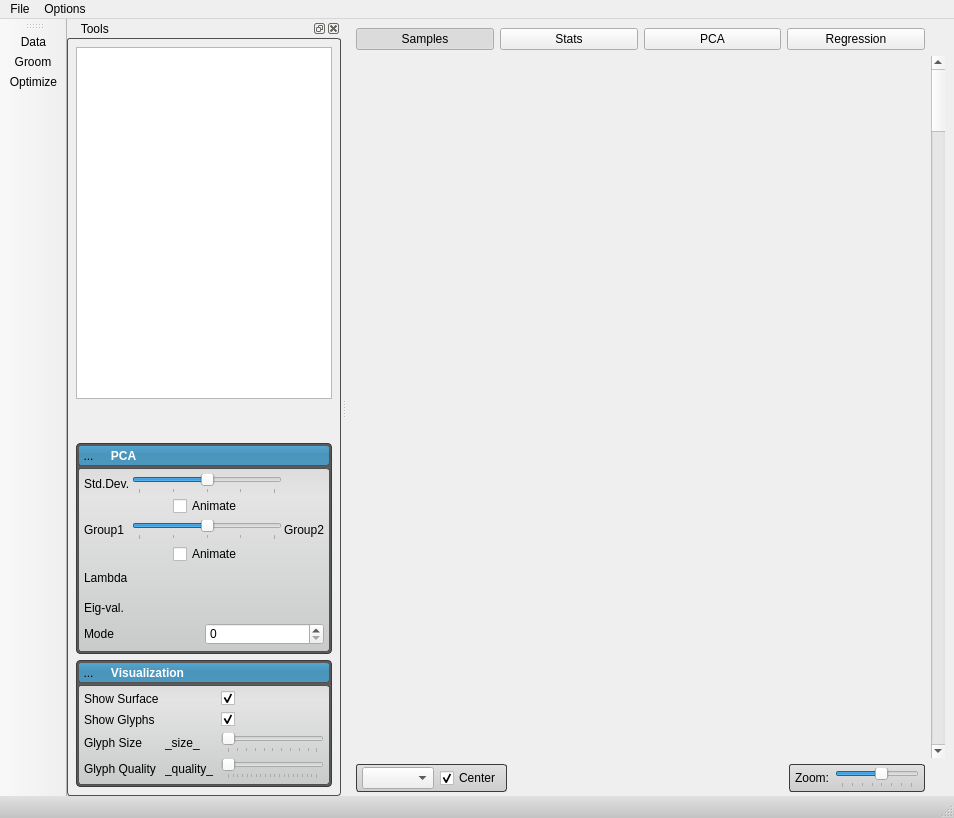
Old version of the form src/Application/ShapeWorksStudioApp.ui in the repository SCIInstitute/ShapeWorks.
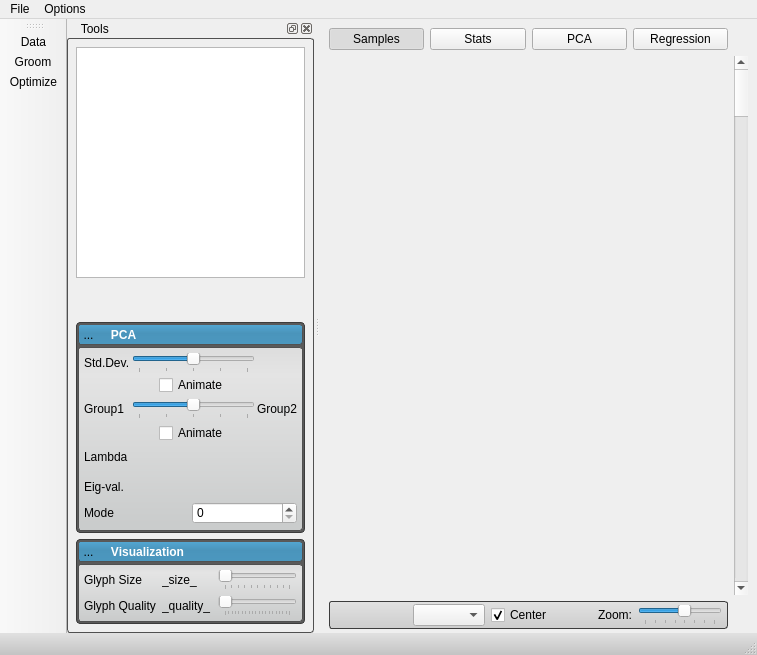
New version of the form. Icons and pictures are not drawn. Custom widgets are drawn as their Qt base class.

Commit message: Moving to toolbar buttons.

The edit to the form file:
```diff
--- a/src/Application/ShapeWorksStudioApp.ui
+++ b/src/Application/ShapeWorksStudioApp.ui
@@ -6,8 +6,8 @@
    <rect>
     <x>0</x>
     <y>0</y>
-    <width>954</width>
-    <height>818</height>
+    <width>757</width>
+    <height>655</height>
    </rect>
   </property>
   <property name="windowTitle">
@@ -397,7 +397,7 @@
      </widget>
     </item>
     <item row="2" column="0">
-     <layout class="QHBoxLayout" name="horizontalLayout" stretch="0,1,0">
+     <layout class="QHBoxLayout" name="horizontalLayout" stretch="0">
       <item>
        <widget class="QWidget" name="control_widget" native="true">
         <property name="sizePolicy">
@@ -422,6 +422,99 @@
          <property name="bottomMargin">
           <number>3</number>
          </property>
+         <item>
+          <widget class="QToolButton" name="auto_view_button">
+           <property name="minimumSize">
+            <size>
+             <width>20</width>
+             <height>20</height>
+            </size>
+           </property>
+           <property name="maximumSize">
+            <size>
+             <width>20</width>
+             <height>20</height>
+            </size>
+           </property>
+           <property name="toolTip">
+            <string>Autoview</string>
+           </property>
+           <property name="text">
+            <string/>
+           </property>
+           <property name="icon">
+            <iconset resource="../Resources/ShapeWorksStudio.qrc">
+             <normaloff>:/Studio/Images/AutoViewOff.png</normaloff>
+             <normalon>:/Studio/Images/AutoView.png</normalon>:/Studio/Images/AutoViewOff.png</iconset>
+           </property>
+           <property name="checkable">
+            <bool>false</bool>
+           </property>
+          </widget>
+         </item>
+         <item>
+          <widget class="QToolButton" name="glyphs_visible_button">
+           <property name="minimumSize">
+            <size>
+             <width>20</width>
+             <height>20</height>
+            </size>
+           </property>
+           <property name="maximumSize">
+            <size>
+             <width>20</width>
+             <height>20</height>
+            </size>
+           </property>
+           <property name="toolTip">
+            <string>Show this slice in volume viewer</string>
+           </property>
+           <property name="icon">
+            <iconset resource="../Resources/ShapeWorksStudio.qrc">
+             <normaloff>:/Studio/Images/VisibleOff.png</normaloff>
+             <normalon>:/Studio/Images/Visible.png</normalon>:/Studio/Images/VisibleOff.png</iconset>
+           </property>
+           <property name="checkable">
+            <bool>true</bool>
+           </property>
+           <property name="checked">
+            <bool>true</bool>
+           </property>
+          </widget>
+         </item>
+         <item>
+          <widget class="QToolButton" name="surface_visible_button">
+           <property name="minimumSize">
+            <size>
+             <width>20</width>
+             <height>20</height>
+            </size>
+           </property>
+           <property name="maximumSize">
+            <size>
+             <width>20</width>
+             <height>20</height>
+            </size>
+           </property>
+           <property name="toolTip">
+            <string>Show isosurface</string>
+           </property>
+           <property name="text">
+            <string/>
+           </property>
+           <property name="icon">
+            <iconset resource="../Resources/ShapeWorksStudio.qrc">
+             <normaloff>:/Studio/Images/IsosurfaceVisibleOff.png</normaloff>
+             <normalon>:/Studio/Images/IsosurfaceVisible.png</normalon>:/Studio/Images/IsosurfaceVisibleOff.png</iconset>
+           </property>
+           <property name="checkable">
+            <bool>true</bool>
+           </property>
+           <property name="checked">
+            <bool>true</bool>
+           </property>
+          </widget>
+         </item>
          <item>
           <widget class="QComboBox" name="view_mode_combobox"/>
          </item>
@@ -435,46 +528,19 @@
            </property>
           </widget>
          </item>
-        </layout>
-       </widget>
-      </item>
-      <item>
-       <spacer name="horizontalSpacer">
-        <property name="orientation">
-         <enum>Qt::Horizontal</enum>
-        </property>
-        <property name="sizeHint" stdset="0">
-         <size>
-          <width>40</width>
-          <height>20</height>
-         </size>
-        </property>
-       </spacer>
-      </item>
-      <item>
-       <widget class="QWidget" name="zoomWidget" native="true">
-        <property name="sizePolicy">
-         <sizepolicy hsizetype="Minimum" vsizetype="MinimumExpanding">
-          <horstretch>0</horstretch>
-          <verstretch>0</verstretch>
-         </sizepolicy>
-        </property>
-        <layout class="QHBoxLayout" name="horizontalLayout_2">
-         <property name="spacing">
-          <number>6</number>
-         </property>
-         <property name="leftMargin">
-          <number>6</number>
-         </property>
-         <property name="topMargin">
-          <number>3</number>
-         </property>
-         <property name="rightMargin">
-          <number>6</number>
-         </property>
-         <property name="bottomMargin">
-          <number>3</number>
-         </property>
+         <item>
+          <spacer name="horizontalSpacer">
+           <property name="orientation">
+            <enum>Qt::Horizontal</enum>
+           </property>
+           <property name="sizeHint" stdset="0">
+            <size>
+             <width>40</width>
+             <height>20</height>
+            </size>
+           </property>
+          </spacer>
+         </item>
          <item>
           <widget class="QLabel" name="label">
            <property name="text">
@@ -587,7 +653,7 @@
     <rect>
      <x>0</x>
      <y>0</y>
-     <width>954</width>
+     <width>757</width>
      <height>21</height>
     </rect>
    </property>
@@ -1151,55 +1217,21 @@
              <property name="spacing">
               <number>6</number>
              </property>
-             <item row="1" column="0">
-              <widget class="QLabel" name="label_2">
-               <property name="text">
-                <string>Show Glyphs</string>
-               </property>
-              </widget>
-             </item>
-             <item row="1" column="3">
-              <widget class="QCheckBox" name="show_glyphs">
-               <property name="text">
-                <string/>
-               </property>
-               <property name="checked">
-                <bool>true</bool>
-               </property>
-              </widget>
-             </item>
              <item row="0" column="0">
-              <widget class="QLabel" name="label_15">
-               <property name="text">
-                <string>Show Surface</string>
-               </property>
-              </widget>
-             </item>
-             <item row="0" column="3">
-              <widget class="QCheckBox" name="show_surface">
-               <property name="text">
-                <string/>
-               </property>
-               <property name="checked">
-                <bool>true</bool>
-               </property>
-              </widget>
-             </item>
-             <item row="2" column="0">
               <widget class="QLabel" name="label_3">
                <property name="text">
                 <string>Glyph Size</string>
                </property>
               </widget>
              </item>
-             <item row="3" column="0">
+             <item row="1" column="0">
               <widget class="QLabel" name="label_4">
                <property name="text">
                 <string>Glyph Quality</string>
                </property>
               </widget>
              </item>
-             <item row="2" column="1">
+             <item row="0" column="1">
               <widget class="QLabel" name="glyph_size_label">
                <property name="minimumSize">
                 <size>
@@ -1212,7 +1244,7 @@
                </property>
               </widget>
              </item>
-             <item row="3" column="1">
+             <item row="1" column="1">
               <widget class="QLabel" name="glyph_quality_label">
                <property name="minimumSize">
                 <size>
@@ -1225,7 +1257,7 @@
                </property>
               </widget>
              </item>
-             <item row="2" column="3">
+             <item row="0" column="3">
               <widget class="QSlider" name="glyph_size">
                <property name="minimum">
                 <number>1</number>
@@ -1247,7 +1279,7 @@
                </property>
               </widget>
              </item>
-             <item row="3" column="3">
+             <item row="1" column="3">
               <widget class="QSlider" name="glyph_quality">
                <property name="minimum">
                 <number>1</number>
```
Left out of the diff: 1 changed line with no effect on the pictures. The commit also changes 9 other files.
